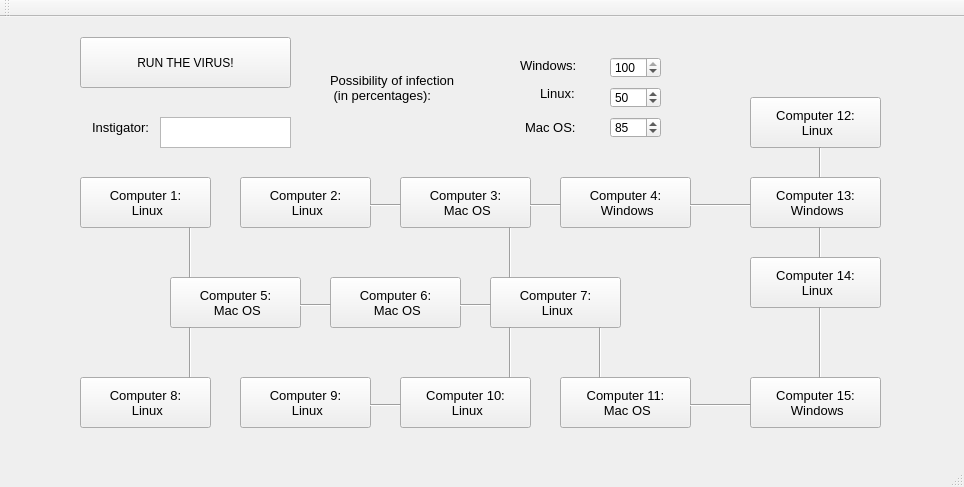
The window that Hw 2/localNetwork/mainwindow.ui (anastasia143/Semester-3) describes before a commit, drawn with Qt 5.
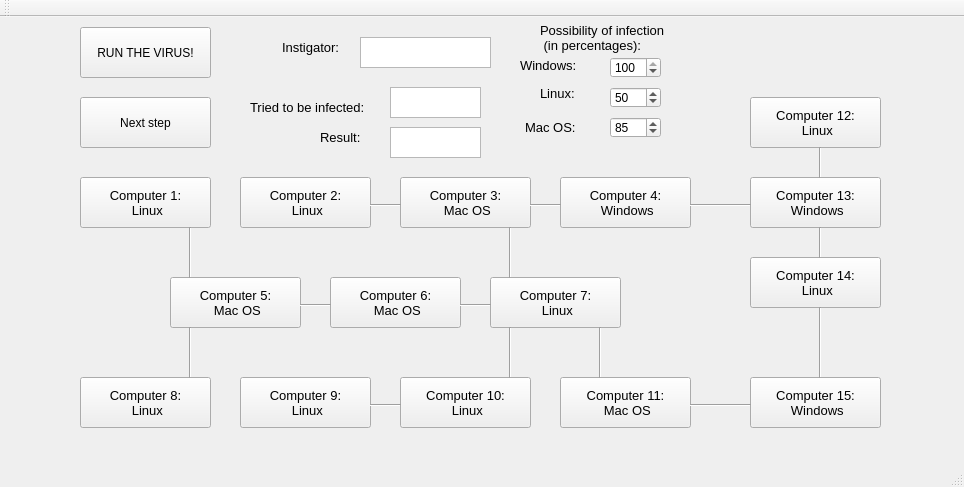
The same window after the commit.

Commit message: Computer heritors. Class Network for logic part. Step realization. DONE

```diff
--- a/Hw 2/localNetwork/mainwindow.ui
+++ b/Hw 2/localNetwork/mainwindow.ui
@@ -227,8 +227,8 @@
     <property name="geometry">
      <rect>
       <x>80</x>
-      <y>20</y>
-      <width>211</width>
+      <y>10</y>
+      <width>131</width>
       <height>51</height>
      </rect>
     </property>
@@ -312,8 +312,8 @@
    <widget class="QLabel" name="label">
     <property name="geometry">
      <rect>
-      <x>330</x>
-      <y>50</y>
+      <x>540</x>
+      <y>0</y>
       <width>181</width>
       <height>41</height>
      </rect>
@@ -643,8 +643,8 @@
    <widget class="QLabel" name="label_5">
     <property name="geometry">
      <rect>
-      <x>40</x>
-      <y>90</y>
+      <x>230</x>
+      <y>10</y>
       <width>121</width>
       <height>41</height>
      </rect>
@@ -661,9 +661,87 @@
    <widget class="QTextEdit" name="instigator">
     <property name="geometry">
      <rect>
-      <x>160</x>
+      <x>360</x>
+      <y>20</y>
+      <width>131</width>
+      <height>31</height>
+     </rect>
+    </property>
+    <property name="readOnly">
+     <bool>true</bool>
+    </property>
+   </widget>
+   <widget class="QToolButton" name="stepButton">
+    <property name="geometry">
+     <rect>
+      <x>80</x>
+      <y>80</y>
+      <width>131</width>
+      <height>51</height>
+     </rect>
+    </property>
+    <property name="cursor">
+     <cursorShape>PointingHandCursor</cursorShape>
+    </property>
+    <property name="text">
+     <string>Next step</string>
+    </property>
+   </widget>
+   <widget class="QLabel" name="label_6">
+    <property name="geometry">
+     <rect>
+      <x>250</x>
+      <y>70</y>
+      <width>121</width>
+      <height>41</height>
+     </rect>
+    </property>
+    <property name="font">
+     <font>
+      <pointsize>10</pointsize>
+     </font>
+    </property>
+    <property name="text">
+     <string>Tried to be infected:</string>
+    </property>
+   </widget>
+   <widget class="QLabel" name="label_7">
+    <property name="geometry">
+     <rect>
+      <x>320</x>
       <y>100</y>
-      <width>131</width>
+      <width>41</width>
+      <height>41</height>
+     </rect>
+    </property>
+    <property name="font">
+     <font>
+      <pointsize>10</pointsize>
+     </font>
+    </property>
+    <property name="text">
+     <string>Result:</string>
+    </property>
+   </widget>
+   <widget class="QTextEdit" name="currentComputer">
+    <property name="geometry">
+     <rect>
+      <x>390</x>
+      <y>70</y>
+      <width>91</width>
+      <height>31</height>
+     </rect>
+    </property>
+    <property name="readOnly">
+     <bool>true</bool>
+    </property>
+   </widget>
+   <widget class="QTextEdit" name="currentResult">
+    <property name="geometry">
+     <rect>
+      <x>390</x>
+      <y>110</y>
+      <width>91</width>
       <height>31</height>
      </rect>
     </property>
```
Left out of the diff: 9 changed lines with no effect on the pictures. The commit also changes 15 other files.
